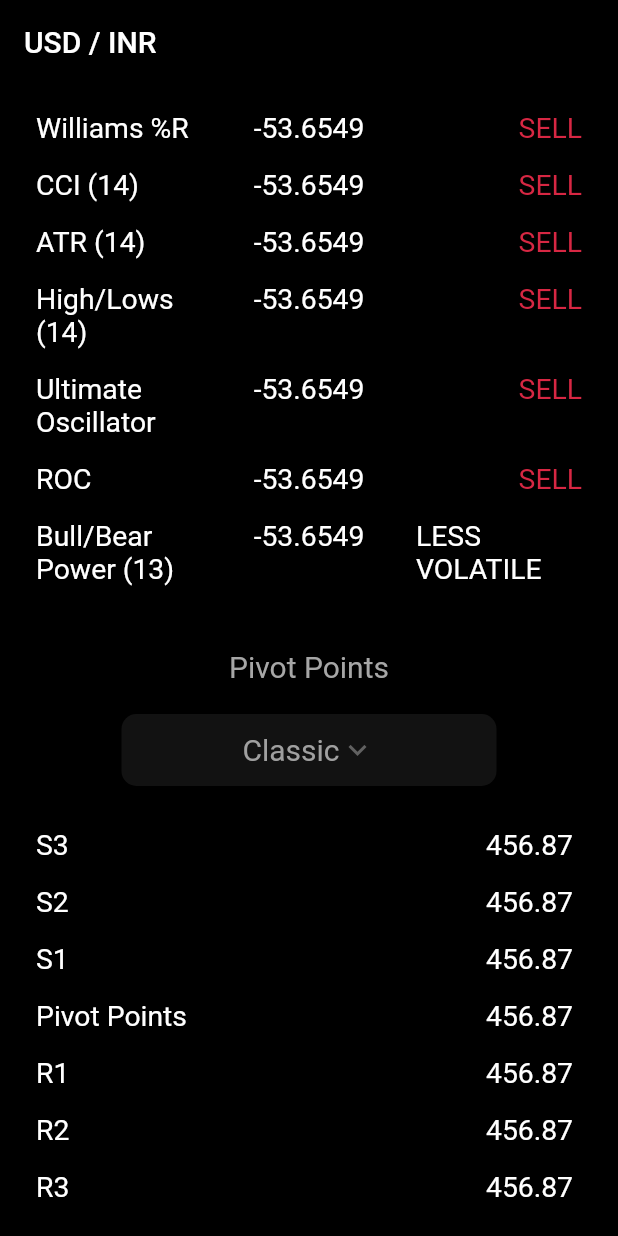
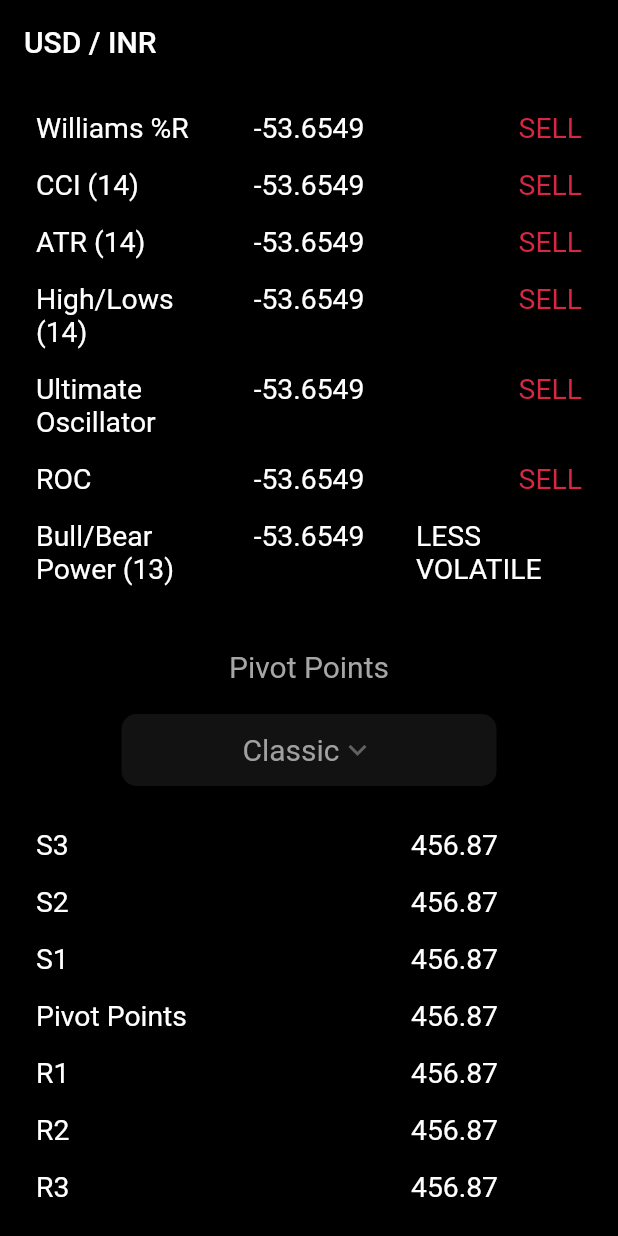
Before and after one commit to sid-1207/Paprclip, a Flutter app: the screen it shows after launch, scrolled down 1728 dp, on a phone screen of 412 x 824 dp. Run offline on Flutter 3.47's test engine with Material 2 defaults, Android fonts, the light colour scheme and no system bars.

Commit message:
final push

```diff
--- a/lib/main.dart
+++ b/lib/main.dart
@@ -710,7 +710,7 @@ class _MyHomePageState extends State<MyHomePage> {
                       height: 20,
                     ),
                     Table(
-                      defaultColumnWidth: FixedColumnWidth(300.0),
+                      defaultColumnWidth: FixedColumnWidth(250.0),
                       children: [
                         TableRow(children: [
                        buildClassicTable("S3"),
@@ -745,26 +745,6 @@ class _MyHomePageState extends State<MyHomePage> {
                     ),
                   ],
                 )),
-                Center(
-                  child: Column(
-                    children: [],
-                  ),
-                ),
-                Center(
-                  child: Column(
-                    children: [],
-                  ),
-                ),
-                Center(
-                  child: Column(
-                    children: [],
-                  ),
-                ),
-                Center(
-                  child: Column(
-                    children: [],
-                  ),
-                ),
               ],
             ),
           ),
```
